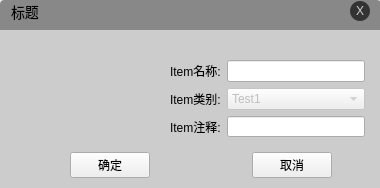
Qt form myitemwidget.ui (bluelight3/TestMainWindow) before a commit.
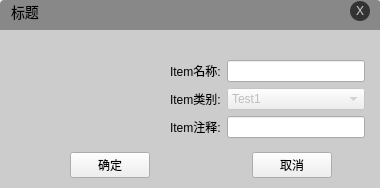
The same form after that commit.

What changed in the file:
```diff
--- a/myitemwidget.ui
+++ b/myitemwidget.ui
@@ -142,7 +142,7 @@
       <x>170</x>
       <y>30</y>
       <width>195</width>
-      <height>77</height>
+      <height>80</height>
      </rect>
     </property>
     <layout class="QGridLayout" name="gridLayout">
```
Left out of the diff: 15 changed lines with no effect on the pictures.
